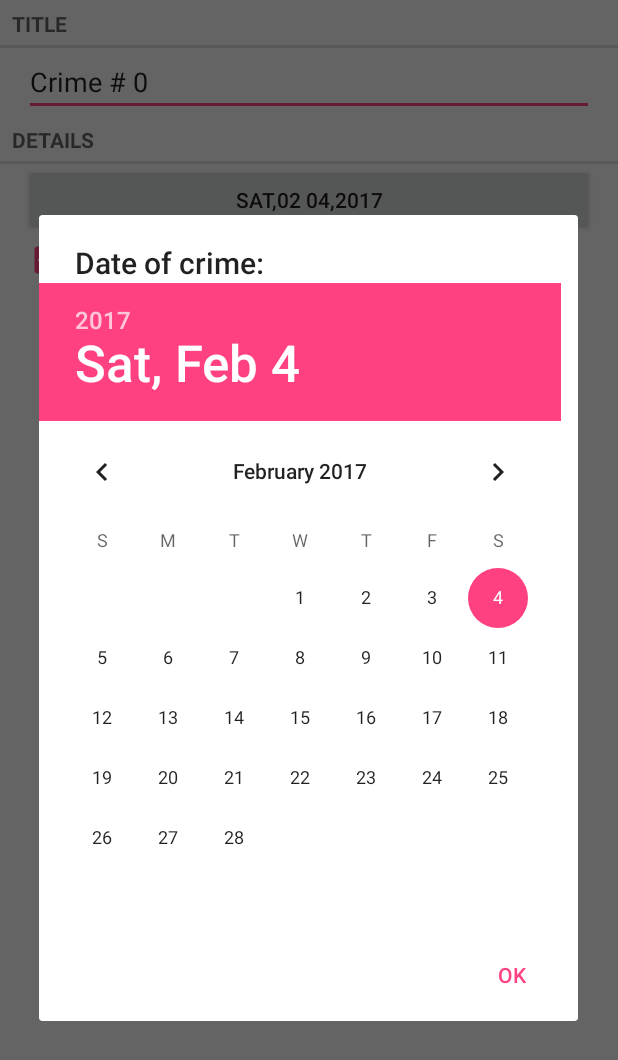
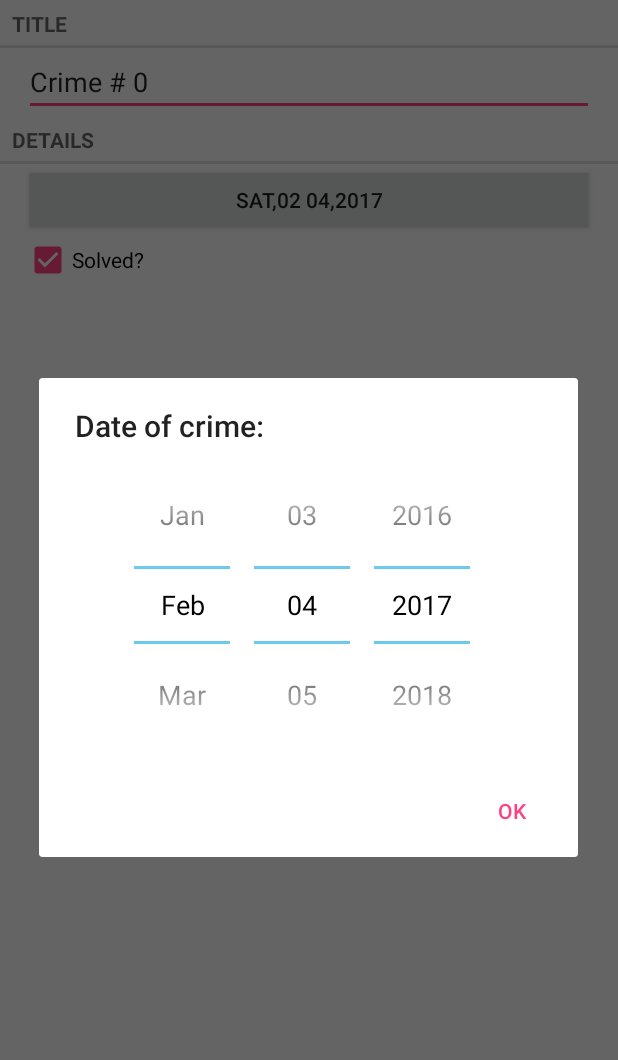
Before and after one commit to Yoursnake/AndroidProjects, an Android app: the CrimeFragment screen opened directly, with no data from a screen before it, after a tap on an icon or button, on a phone screen of 412 x 824 dp. Shown: the top 1060 px of the screen. Run offline under Robolectric (Android 15) with nearby library versions, the phone set to English and light mode, and no system bars.

Commit message:
2017 3:15 pm

```diff
--- a/CriminalIntent/app/src/main/java/com/example/shengliyi/criminalintent/fragment/CrimeFragment.java
+++ b/CriminalIntent/app/src/main/java/com/example/shengliyi/criminalintent/fragment/CrimeFragment.java
@@ -1,6 +1,7 @@
 package com.example.shengliyi.criminalintent.fragment;
 
 import android.app.Activity;
+import android.content.Intent;
 import android.os.Bundle;
 import android.support.annotation.Nullable;
 import android.support.v4.app.Fragment;
@@ -20,6 +21,7 @@ import com.example.shengliyi.criminalintent.R;
 import com.example.shengliyi.criminalintent.model.Crime;
 import com.example.shengliyi.criminalintent.model.CrimeLab;
 
+import java.util.Date;
 import java.util.UUID;
 
 /**
@@ -38,6 +40,7 @@ public class CrimeFragment extends Fragment {
     public static final String EXTRA_CRIME_ID =
             "com.example.shengliyi.criminalintent.crime_id";
 
+    private static final String CRIME_TITLE = "com.example.shengliyi.criminalintent.crime_title";
     private static final String DIALOG_DATE = "date";
     private static final int REQUEST_DATE = 0;
 
@@ -54,7 +57,7 @@ public class CrimeFragment extends Fragment {
 
 
         if(savedInstanceState != null){
-            content = savedInstanceState.getString("Crime Title");
+            content = savedInstanceState.getString(CRIME_TITLE);
         }
 
     }
@@ -86,15 +89,14 @@ public class CrimeFragment extends Fragment {
 
         /*date Button*/
         dateButton = (Button)view.findViewById(R.id.crime_date_button);
-        DateFormat dateFormat = new DateFormat();
-        dateButton.setText(dateFormat.format("E,MM dd,yyyy",crime.getDate()));
+        updateDate();
 //        dateButton.setEnabled(false);
         dateButton.setOnClickListener(new View.OnClickListener() {
             @Override
             public void onClick(View v) {
                 FragmentManager fm = getActivity().getSupportFragmentManager();
                 DatePickerFragment dialog = DatePickerFragment.newInstance(crime.getDate());
-                dialog.setTargetFragment(CrimeFragment.this, REQUEST_DATE);
+                dialog.setTargetFragment(CrimeFragment.this, REQUEST_DATE);   //建立CrimeFragment和DatePickerFragment之间的联系
                 dialog.show(fm, DIALOG_DATE);
             }
         });
@@ -122,7 +124,7 @@ public class CrimeFragment extends Fragment {
     @Override
     public void onSaveInstanceState(Bundle outState) {
         super.onSaveInstanceState(outState);
-        outState.putString("Crime Title",content);
+        outState.putString(CRIME_TITLE,content);
     }
 
     public static CrimeFragment newInstance(UUID crimeId) {
@@ -138,4 +140,22 @@ public class CrimeFragment extends Fragment {
     public void returnResult(){
         getActivity().setResult(Activity.RESULT_OK, null);
     }
+
+    @Override
+    public void onActivityResult(int requestCode, int resultCode, Intent data) {
+        if (resultCode != Activity.RESULT_OK) {
+            return;
+        }
+        if (requestCode == REQUEST_DATE) {
+            Date date = (Date)data
+                    .getSerializableExtra(DatePickerFragment.EXTRA_DATE);
+            crime.setDate(date);
+            updateDate();
+        }
+    }
+
+    public void updateDate(){
+        DateFormat dateFormat = new DateFormat();
+        dateButton.setText(dateFormat.format("E,MM dd,yyyy",crime.getDate()));
+    }
 }
--- a/CriminalIntent/app/src/main/java/com/example/shengliyi/criminalintent/fragment/CrimeListFragment.java
+++ b/CriminalIntent/app/src/main/java/com/example/shengliyi/criminalintent/fragment/CrimeListFragment.java
@@ -47,7 +47,7 @@ public class CrimeListFragment extends ListFragment {
     public void onListItemClick(ListView l, View v, int position, long id) {
         //Get  the Crime from the adapter
         Crime c = ((CrimeAdapter)getListAdapter()).getItem(position);
-//        Log.d(TAG, c.getTitle() + " was clicked");
+        //Log.d(TAG, c.getTitle() + " was clicked");
 
         //Start CrimeActivity
         Intent intent = new Intent(getActivity(), CrimePagerActivity.class);
--- a/CriminalIntent/app/src/main/java/com/example/shengliyi/criminalintent/fragment/DatePickerFragment.java
+++ b/CriminalIntent/app/src/main/java/com/example/shengliyi/criminalintent/fragment/DatePickerFragment.java
@@ -1,7 +1,10 @@
 package com.example.shengliyi.criminalintent.fragment;
 
+import android.app.Activity;
 import android.app.AlertDialog;
 import android.app.Dialog;
+import android.content.DialogInterface;
+import android.content.Intent;
 import android.os.Bundle;
 import android.support.annotation.NonNull;
 import android.support.v4.app.DialogFragment;
@@ -21,12 +24,13 @@ import java.util.GregorianCalendar;
 
 public class DatePickerFragment extends DialogFragment {
 
-    private static final String EXTRA_DATE = "com.example.shengliyi.criminalintent.date";
+    public static final String EXTRA_DATE = "com.example.shengliyi.criminalintent.date";
 
     private Date date;
 
     @NonNull
     @Override
+
     public Dialog onCreateDialog(Bundle savedInstanceState) {
 
         date = (Date)getArguments().getSerializable(EXTRA_DATE);
@@ -56,7 +60,14 @@ public class DatePickerFragment extends DialogFragment {
         return new AlertDialog.Builder(getActivity())
                 .setView(view)
                 .setTitle(R.string.data_picker_title)
-                .setPositiveButton(android.R.string.ok, null)
+                .setPositiveButton(
+                        android.R.string.ok,
+                        new DialogInterface.OnClickListener() {
+                            @Override
+                            public void onClick(DialogInterface dialog, int which) {
+                                sendResult(Activity.RESULT_OK);
+                            }
+                        })
                 .create();
     }
 
@@ -70,5 +81,15 @@ public class DatePickerFragment extends DialogFragment {
         return fragment;
     }
 
+    private void sendResult(int resultCode){
+        if (getTargetFragment() == null) {
+            return;
+        }
 
+        Intent intent = new Intent();
+        intent.putExtra(EXTRA_DATE,date);
+
+        getTargetFragment()
+                .onActivityResult(getTargetRequestCode(), resultCode, intent);
+    }
 }
--- a/CriminalIntent/app/src/main/res/layout/dialog_date.xml
+++ b/CriminalIntent/app/src/main/res/layout/dialog_date.xml
@@ -1,6 +1,8 @@
 <?xml version="1.0" encoding="utf-8"?>
 <DatePicker xmlns:android="http://schemas.android.com/apk/res/android"
     android:id="@+id/dialog_date_datePicker"
+    android:theme="@android:style/Theme.Holo.Light.NoActionBar"
+    android:datePickerMode="spinner"
     android:layout_width="wrap_content"
     android:layout_height="wrap_content"
     android:calendarViewShown="false">
```
